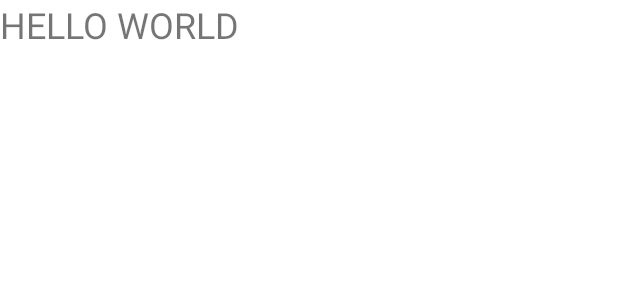
After one commit to BSEF19M518/Mobile_Computing, an Android app: the layout test.xml on its own in the app's theme, with its tools: preview values and no code run, on a phone screen of 412 x 824 dp. The commit adds this screen. Shown: the top 300 px of the screen. Run offline under Robolectric (Android 15) with nearby library versions, the phone set to English and light mode, and no system bars.

Commit message:
Implicit and Explicit intent practice

```diff
--- /dev/null
+++ b/ExplicitIntentPractice/app/src/main/res/layout/test.xml
@@ -0,0 +1,34 @@
+<?xml version="1.0" encoding="utf-8"?>
+<androidx.constraintlayout.widget.ConstraintLayout xmlns:android="http://schemas.android.com/apk/res/android"
+    xmlns:app="http://schemas.android.com/apk/res-auto"
+    xmlns:tools="http://schemas.android.com/tools"
+    android:layout_width="match_parent"
+    android:layout_height="match_parent">
+
+    <ScrollView
+        android:layout_width="match_parent"
+        android:layout_height="match_parent"
+        app:layout_constraintBottom_toBottomOf="parent"
+        app:layout_constraintEnd_toEndOf="parent"
+        app:layout_constraintStart_toStartOf="parent"
+        app:layout_constraintTop_toTopOf="parent">
+
+        <LinearLayout
+            android:layout_width="match_parent"
+            android:layout_height="wrap_content"
+            android:orientation="vertical" />
+    </ScrollView>
+
+    <LinearLayout
+        android:layout_width="match_parent"
+        android:layout_height="match_parent"
+        android:orientation="vertical">
+
+        <TextView
+            android:id="@+id/textView6"
+            android:layout_width="match_parent"
+            android:layout_height="wrap_content"
+            android:text="HELLO WORLD"
+            android:textSize="24sp" />
+    </LinearLayout>
+</androidx.constraintlayout.widget.ConstraintLayout>
--- a/ExplicitIntentPractice/app/src/main/res/values/strings.xml
+++ b/ExplicitIntentPractice/app/src/main/res/values/strings.xml
@@ -1,3 +1,3 @@
 <resources>
-    <string name="app_name">Implicit Intent Practice</string>
+    <string name="app_name">Explicit Intent Practice</string>
 </resources>
--- a/ImplicitIntentPractice/app/src/main/AndroidManifest.xml
+++ b/ImplicitIntentPractice/app/src/main/AndroidManifest.xml
@@ -1,6 +1,7 @@
 <?xml version="1.0" encoding="utf-8"?>
 <manifest xmlns:android="http://schemas.android.com/apk/res/android"
     package="com.example.implicitintentpractice">
+    <uses-permission android:name="android.permission.CALL_PHONE" />
 
     <application
         android:allowBackup="true"
@@ -17,6 +18,7 @@
 
                 <category android:name="android.intent.category.LAUNCHER" />
             </intent-filter>
+
         </activity>
     </application>
 
```
Also changed, not shown: ExplicitIntentPractice/app/src/main/java/com/example/explicitintentpractice/MainActivity.java (+21 -3 lines), ExplicitIntentPractice/app/src/main/res/layout/activity_main2.xml (+16 -5 lines), ImplicitIntentPractice/app/src/main/java/com/example/implicitintentpractice/MainActivity.java (+34 -0 lines), ImplicitIntentPractice/app/src/main/res/layout/activity_main.xml (+56 -4 lines).
